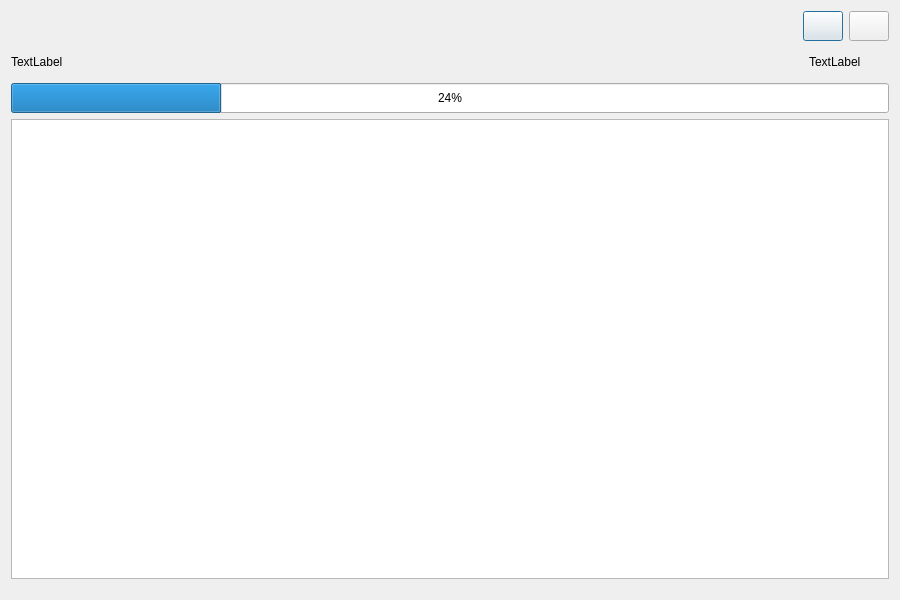
The window that src/gui/btbackupprogressdialog.ui (realth000/BackTook) describes before a commit, drawn with Qt 5.
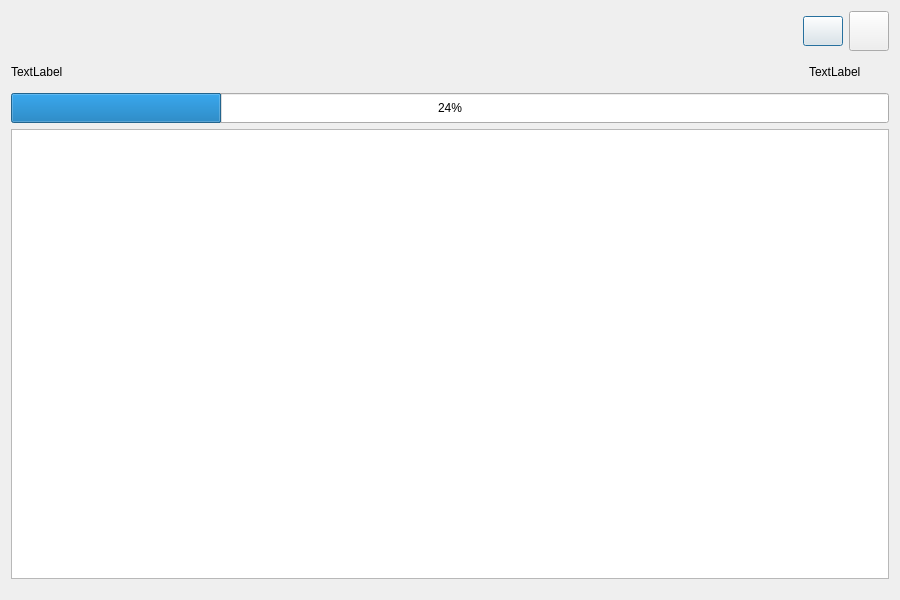
The same window after the commit.

The edit to the form file:
```diff
--- a/src/gui/btbackupprogressdialog.ui
+++ b/src/gui/btbackupprogressdialog.ui
@@ -62,8 +62,8 @@
       <widget class="QPushButton" name="terminatePushButton">
        <property name="minimumSize">
         <size>
-         <width>30</width>
-         <height>30</height>
+         <width>40</width>
+         <height>40</height>
         </size>
        </property>
        <property name="text">
```
